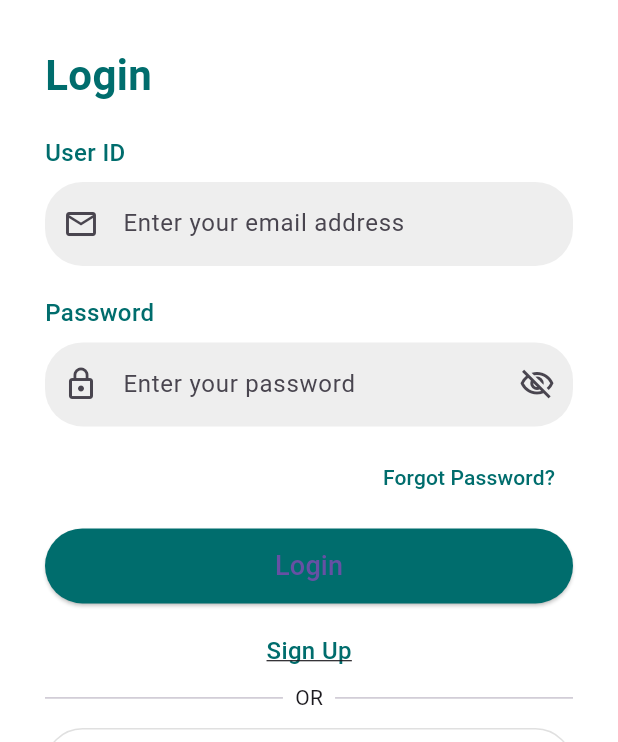
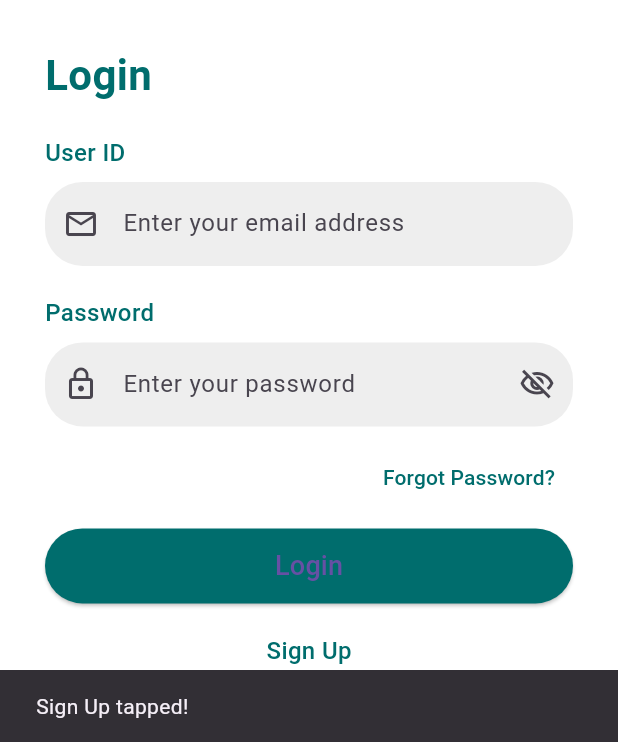
Before and after one commit to Alexa88879/Medicoo, a Flutter app: the screen it shows after launch, after a tap on "Sign Up", on a phone screen of 412 x 824 dp, the part 494-1236 px from its top. Run offline on Flutter 3.47's test engine with Material 3 defaults, Android fonts, the phone set to English and light mode, and no system bars.

Commit message:
Update home_page.dart

```diff
--- a/lib/home_page.dart
+++ b/lib/home_page.dart
@@ -13,11 +13,11 @@ class _HomePageState extends State<HomePage> {
   @override
   Widget build(BuildContext context) {
     return Scaffold(
-      backgroundColor: Colors.white, // Entire page background
+      backgroundColor: Colors.white,
       body: SingleChildScrollView(
         child: Column(
           children: [
-            // Top Image
+            // Background Image
             Image.asset(
               'assets/images/logo.png',
               fit: BoxFit.cover,
@@ -111,7 +111,7 @@ class _HomePageState extends State<HomePage> {
                     alignment: Alignment.centerRight,
                     child: TextButton(
                       onPressed: () {
-                        // Add forgot password logic here
+                        // Forgot password logic
                       },
                       child: const Text(
                         "Forgot Password?",
@@ -133,7 +133,7 @@ class _HomePageState extends State<HomePage> {
                         ),
                       ),
                       onPressed: () {
-                        // Add login logic here
+                        // Login logic
                       },
                       child: const Text(
                         "Login",
@@ -147,40 +147,30 @@ class _HomePageState extends State<HomePage> {
                   Center(
                     child: GestureDetector(
                       onTap: () {
-                        // Navigate to Sign Up screen
+                        // TODO: Navigate to Sign Up screen
+                        ScaffoldMessenger.of(context).showSnackBar(
+                          const SnackBar(content: Text("Sign Up tapped!")),
+                        );
                       },
                       child: const Text(
                         "Sign Up",
                         style: TextStyle(
                           fontSize: 16,
                           fontWeight: FontWeight.w500,
-                          color: Color(0xFF006D6D),
-                          decoration: TextDecoration.underline,
+                          color: Color(0xFF006D6D)
                         ),
                       ),
                     ),
                   ),
-                  const SizedBox(height: 10),
+                  const SizedBox(height: 20),
 
-                  const Row(
-                    children: [
-                      Expanded(child: Divider()),
-                      Padding(
-                        padding: EdgeInsets.symmetric(horizontal: 8.0),
-                        child: Text("OR"),
-                      ),
-                      Expanded(child: Divider()),
-                    ],
-                  ),
-                  const SizedBox(height: 10),
-
-                  // Login With Google Button
+                  // Google Login Button
                   SizedBox(
                     width: double.infinity,
                     height: 50,
                     child: OutlinedButton.icon(
                       onPressed: () {
-                        // Add Google login logic
+                        // Google login logic
                       },
                       icon: Image.asset(
                         'assets/images/google.png',
```
